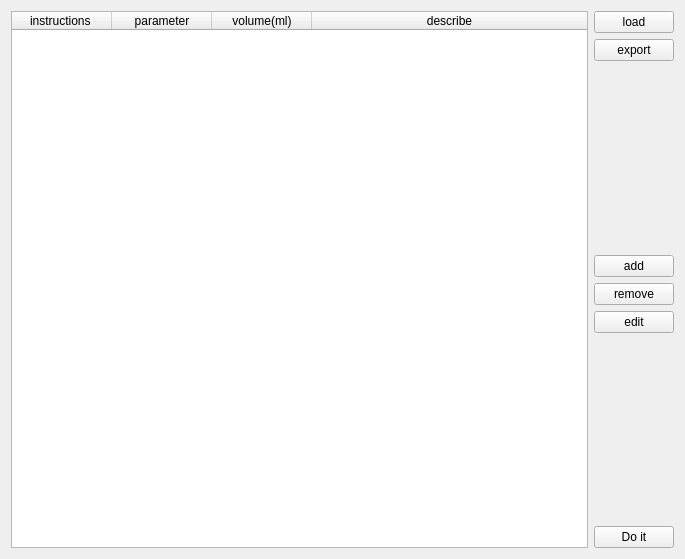
Before: the Qt Designer form UIModular/MainWindow/FunctionWidget/SamplingWidget/SamplingWidgetUI.ui in EddyXieFalcon/ColorAnalyst, drawn with Qt 5.
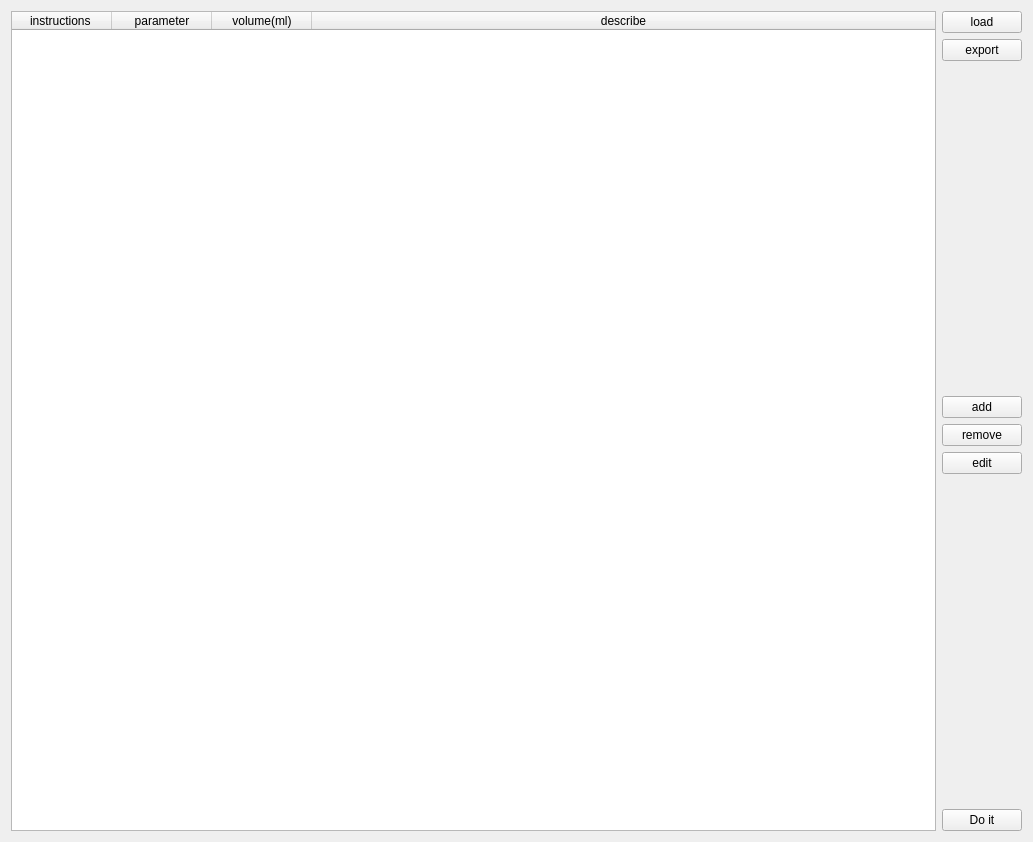
After: the same form once the commit is applied.

Commit message: 界面修饰类的功能添加： 增加界面资源路径

Diff of the .ui file:
```diff
--- a/UIModular/MainWindow/FunctionWidget/SamplingWidget/SamplingWidgetUI.ui
+++ b/UIModular/MainWindow/FunctionWidget/SamplingWidget/SamplingWidgetUI.ui
@@ -6,8 +6,8 @@
    <rect>
     <x>0</x>
     <y>0</y>
-    <width>685</width>
-    <height>559</height>
+    <width>1033</width>
+    <height>842</height>
    </rect>
   </property>
   <property name="windowTitle">
```
The commit also changes 7 other files.
